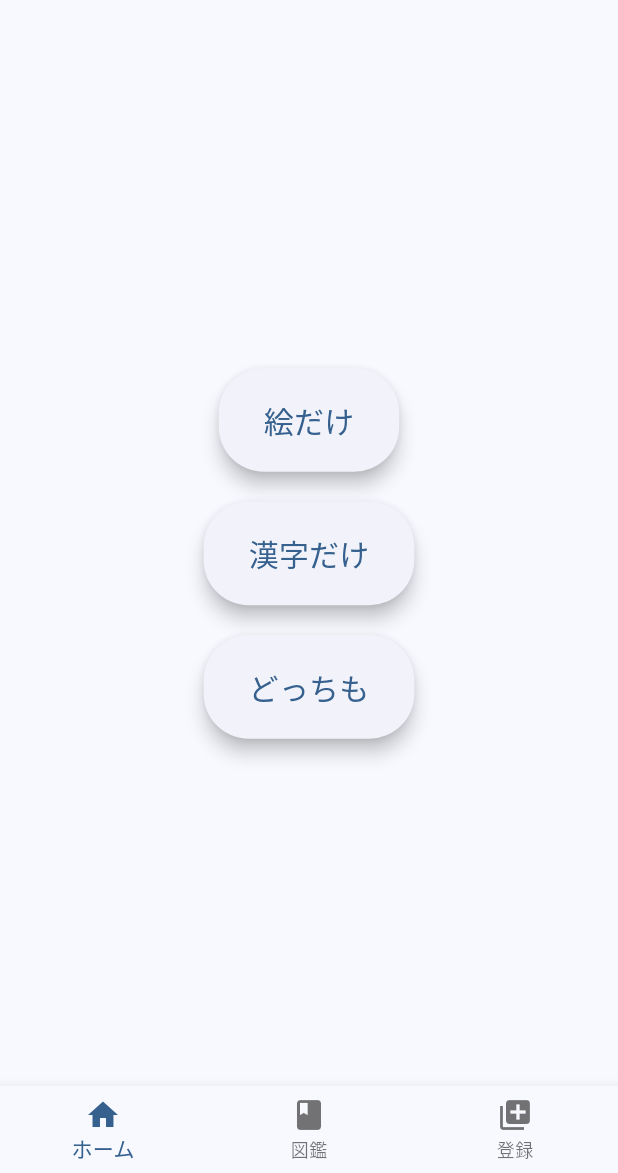
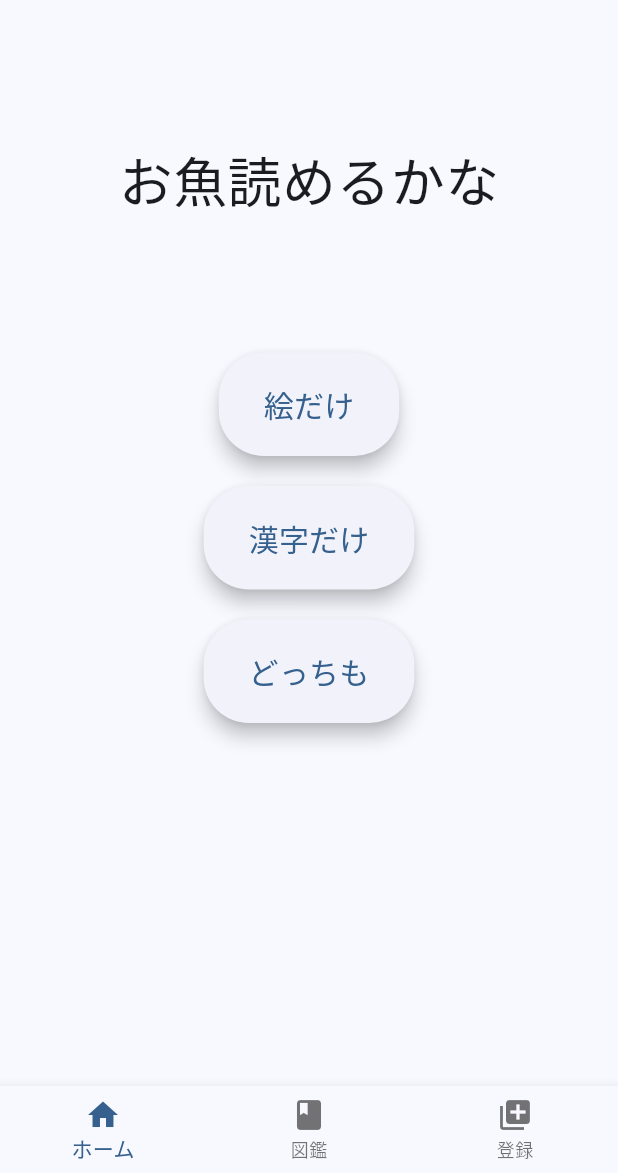
Before and after one commit to ryomar-kappa/iosTypingGame, a Flutter app: the screen it shows after launch, on a phone screen of 412 x 824 dp, the part 63-1236 px from its top. Run offline on Flutter 3.47's test engine with Material 2 defaults, Android fonts, the phone set to English and light mode, and no system bars; our stand-ins replace cloud_firestore, firebase_core, fl_chart, flutter_hooks, freezed_annotation, go_router and 2 more; accounts and stored records are empty; generated files the repository leaves out were written again; Roboto replaces fonts that are missing (Aho).

```diff
--- a/lib/screen/result/home/home_view.dart
+++ b/lib/screen/result/home/home_view.dart
@@ -14,9 +14,20 @@ class HomeView extends HookConsumerWidget {
         mainAxisAlignment: MainAxisAlignment.center,
         crossAxisAlignment: CrossAxisAlignment.stretch,
         children: <Widget>[
+          const SizedBox(
+            height: 80,
+          ),
+          const Center(
+              child: Text(
+            'お魚読めるかな',
+            style: TextStyle(fontSize: 36),
+          )),
+          const SizedBox(
+            height: 80,
+          ),
           Expanded(
             child: Column(
-              mainAxisAlignment: MainAxisAlignment.center,
+              mainAxisAlignment: MainAxisAlignment.start,
               children: [
                 Padding(
                   padding: const EdgeInsets.symmetric(
```
Also changed, not shown: lib/screen/play/count_down.dart (+20 -12 lines).
